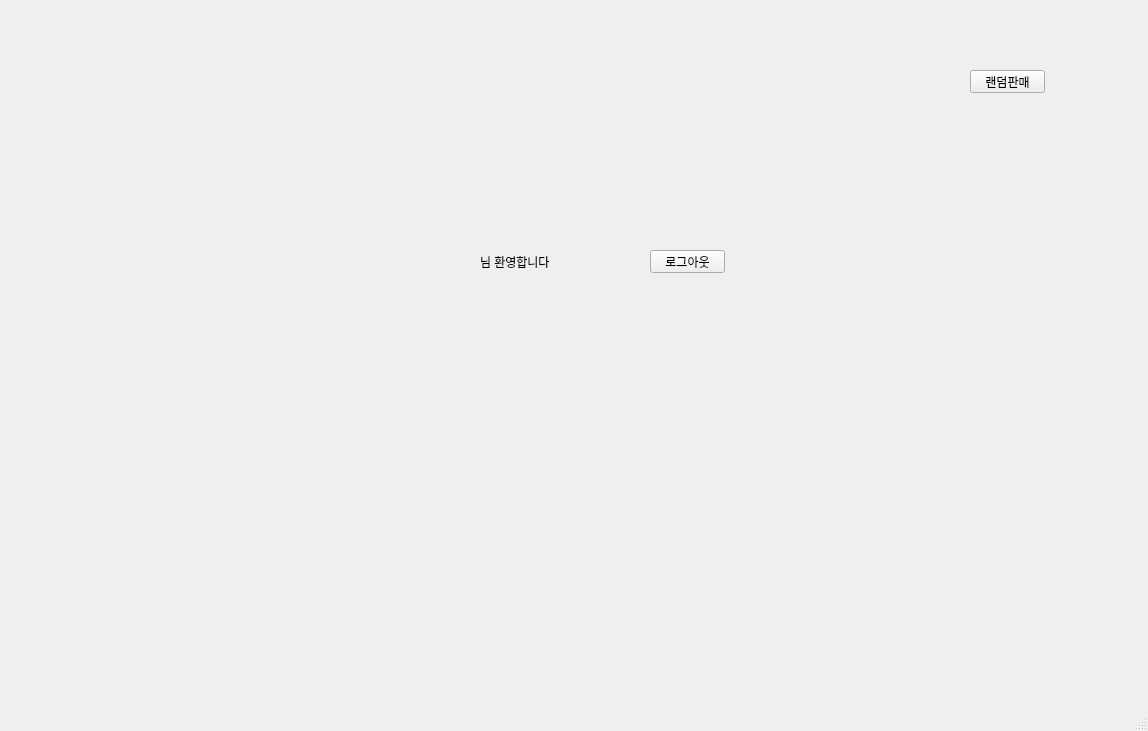
First picture: the form in mainUI.ui, repository syarin03/smartstore, before the edit.
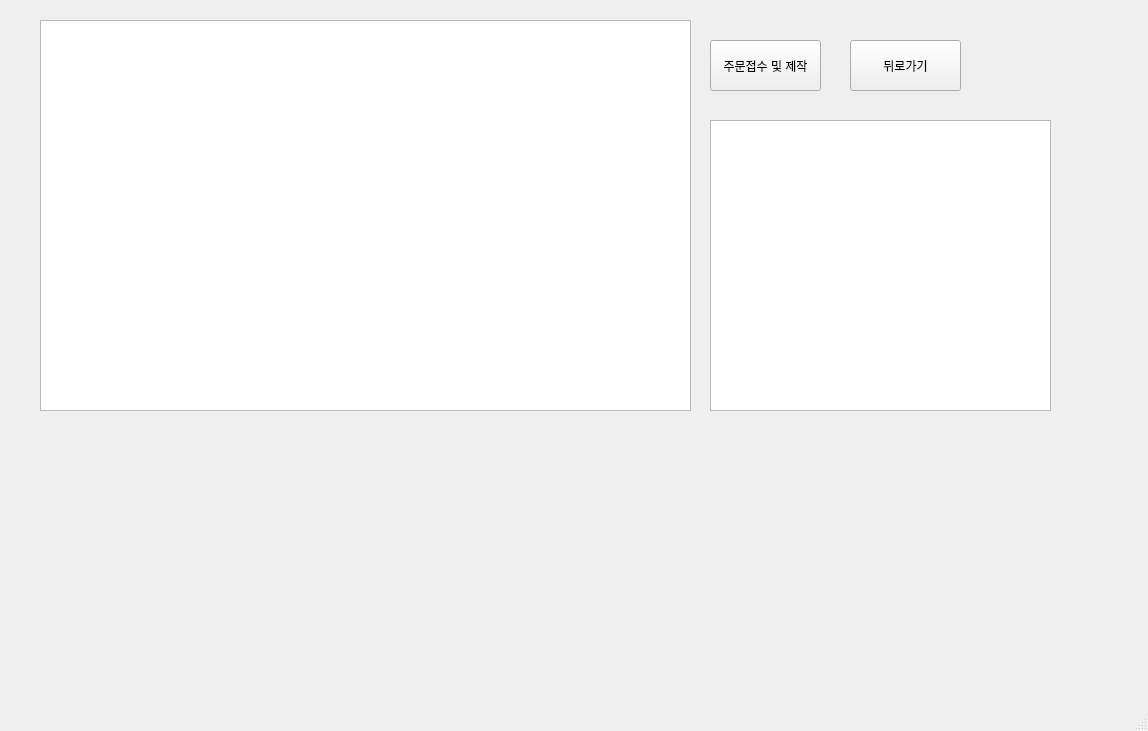
Second picture: the form after the edit.

Commit message: 랜덤주분 버튼 클릭시 랜덤주문 db에 들어가는 함수 구현, UI

What changed in the file:
```diff
--- a/mainUI.ui
+++ b/mainUI.ui
@@ -24,7 +24,7 @@
      </rect>
     </property>
     <property name="currentIndex">
-     <number>0</number>
+     <number>2</number>
     </property>
     <widget class="QWidget" name="p_intro">
      <widget class="QStackedWidget" name="page_login">
@@ -165,7 +165,7 @@
        </rect>
       </property>
       <property name="text">
-       <string>랜덤판매</string>
+       <string>랜덤주문</string>
       </property>
      </widget>
     </widget>
@@ -303,6 +303,54 @@
       </property>
      </widget>
     </widget>
+    <widget class="QWidget" name="p_order_management">
+     <widget class="QTableWidget" name="table_order_management">
+      <property name="geometry">
+       <rect>
+        <x>30</x>
+        <y>10</y>
+        <width>651</width>
+        <height>391</height>
+       </rect>
+      </property>
+     </widget>
+     <widget class="QTableWidget" name="table_order_management2">
+      <property name="geometry">
+       <rect>
+        <x>700</x>
+        <y>110</y>
+        <width>341</width>
+        <height>291</height>
+       </rect>
+      </property>
+     </widget>
+     <widget class="QPushButton" name="btn_order_receipt">
+      <property name="geometry">
+       <rect>
+        <x>700</x>
+        <y>30</y>
+        <width>111</width>
+        <height>51</height>
+       </rect>
+      </property>
+      <property name="text">
+       <string>주문접수 및 제작</string>
+      </property>
+     </widget>
+     <widget class="QPushButton" name="btn_go_loginmain">
+      <property name="geometry">
+       <rect>
+        <x>840</x>
+        <y>30</y>
+        <width>111</width>
+        <height>51</height>
+       </rect>
+      </property>
+      <property name="text">
+       <string>뒤로가기</string>
+      </property>
+     </widget>
+    </widget>
    </widget>
   </widget>
   <widget class="QStatusBar" name="statusbar"/>
```
Left out of the diff: 15 changed lines with no effect on the pictures. The commit also changes 1 other file.
